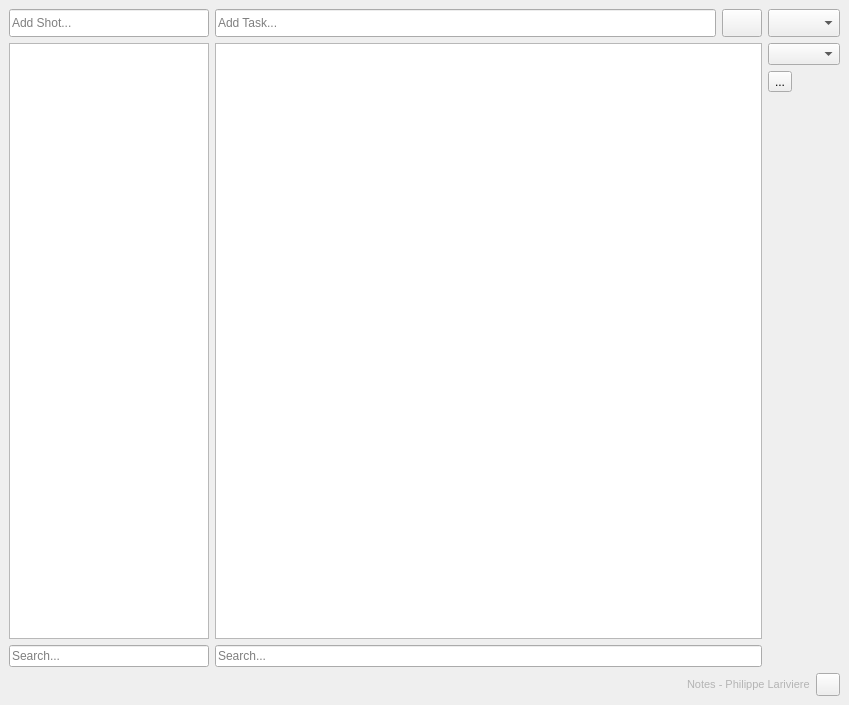
Old version of the form mainWindow.ui in the repository phil661/notes_bck.
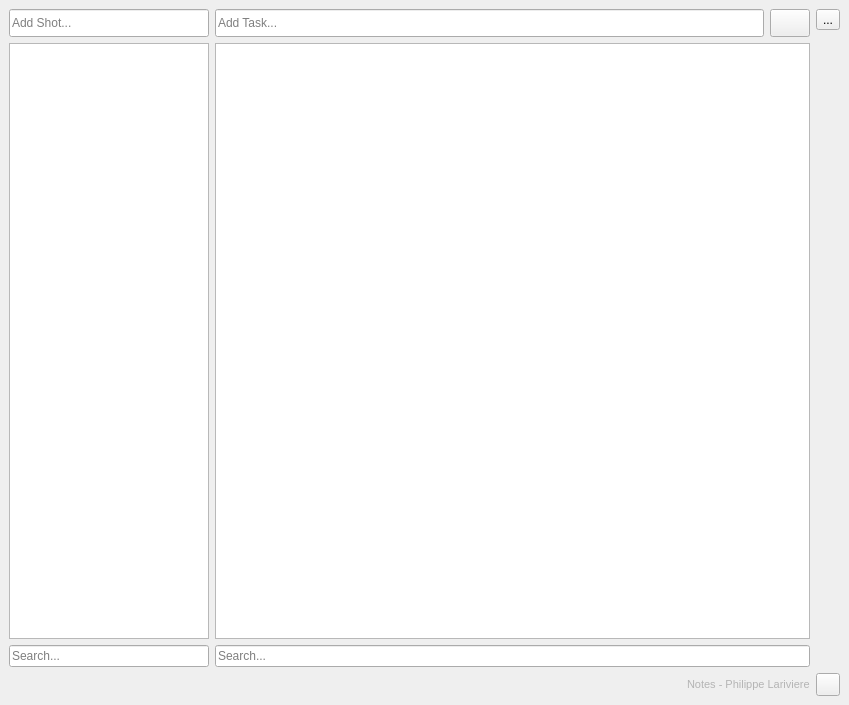
New version of the form. Icons and pictures are not drawn.

```diff
--- a/mainWindow.ui
+++ b/mainWindow.ui
@@ -229,39 +229,6 @@
         </item>
         <item>
          <layout class="QVBoxLayout" name="verticalLayout_3">
-          <item alignment="Qt::AlignTop">
-           <widget class="QComboBox" name="filter_combobox">
-            <property name="sizePolicy">
-             <sizepolicy hsizetype="Fixed" vsizetype="Fixed">
-              <horstretch>0</horstretch>
-              <verstretch>0</verstretch>
-             </sizepolicy>
-            </property>
-            <property name="minimumSize">
-             <size>
-              <width>0</width>
-              <height>28</height>
-             </size>
-            </property>
-            <property name="currentIndex">
-             <number>-1</number>
-            </property>
-           </widget>
-          </item>
-          <item>
-           <layout class="QHBoxLayout" name="horizontalLayout_4">
-            <item>
-             <widget class="QComboBox" name="date_filter_combobox">
-              <property name="sizePolicy">
-               <sizepolicy hsizetype="Fixed" vsizetype="Fixed">
-                <horstretch>0</horstretch>
-                <verstretch>0</verstretch>
-               </sizepolicy>
-              </property>
-             </widget>
-            </item>
-           </layout>
-          </item>
           <item>
            <widget class="QToolButton" name="filters_button">
             <property name="text">
```
